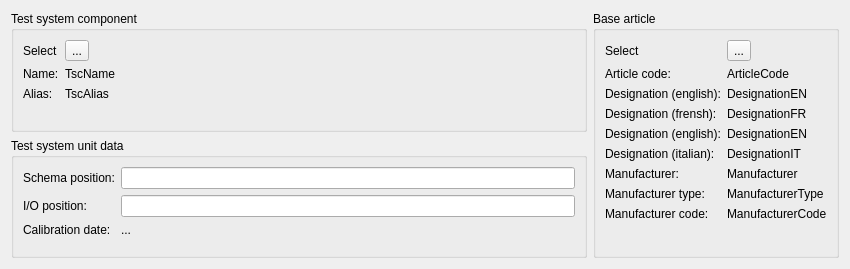
Above: src/mdttools/mdttesttool/mdtTtTestSystemUnitEditor.ui from scandyna/multidiagtools before the change. Below: the same form after it.
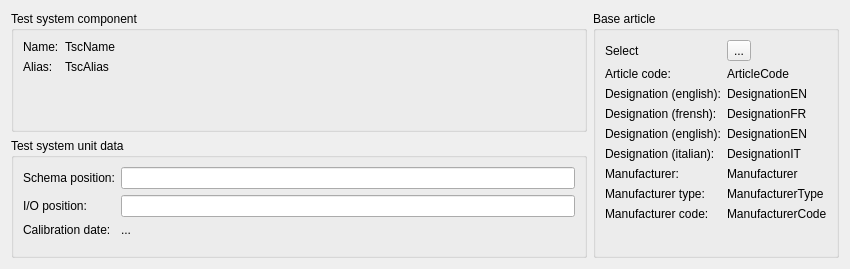
That is the form after the change.

Commit message: Moved SQL relation classes from gui to database module + working on test system editors

What changed in the file:
```diff
--- a/src/mdttools/mdttesttool/mdtTtTestSystemUnitEditor.ui
+++ b/src/mdttools/mdttesttool/mdtTtTestSystemUnitEditor.ui
@@ -26,47 +26,33 @@
          <enum>QFormLayout::AllNonFixedFieldsGrow</enum>
         </property>
         <item row="0" column="0">
-         <widget class="QLabel" name="lbSelectTsc">
-          <property name="text">
-           <string>Select</string>
-          </property>
-         </widget>
-        </item>
-        <item row="0" column="1">
-         <widget class="QToolButton" name="pbSelectTsc">
-          <property name="text">
-           <string>...</string>
-          </property>
-         </widget>
-        </item>
-        <item row="1" column="0">
          <widget class="QLabel" name="lbTscName">
           <property name="text">
            <string>Name:</string>
           </property>
          </widget>
         </item>
-        <item row="1" column="1">
+        <item row="0" column="1">
          <widget class="QLabel" name="fld_TscName">
           <property name="text">
            <string>TscName</string>
           </property>
          </widget>
         </item>
-        <item row="2" column="1">
-         <widget class="QLabel" name="fld_TscAlias">
-          <property name="text">
-           <string>TscAlias</string>
-          </property>
-         </widget>
-        </item>
-        <item row="2" column="0">
+        <item row="1" column="0">
          <widget class="QLabel" name="lbTscAlias">
           <property name="text">
            <string>Alias:</string>
           </property>
          </widget>
         </item>
+        <item row="1" column="1">
+         <widget class="QLabel" name="fld_TscAlias">
+          <property name="text">
+           <string>TscAlias</string>
+          </property>
+         </widget>
+        </item>
        </layout>
       </widget>
      </item>
```
The commit also changes 44 other files.
